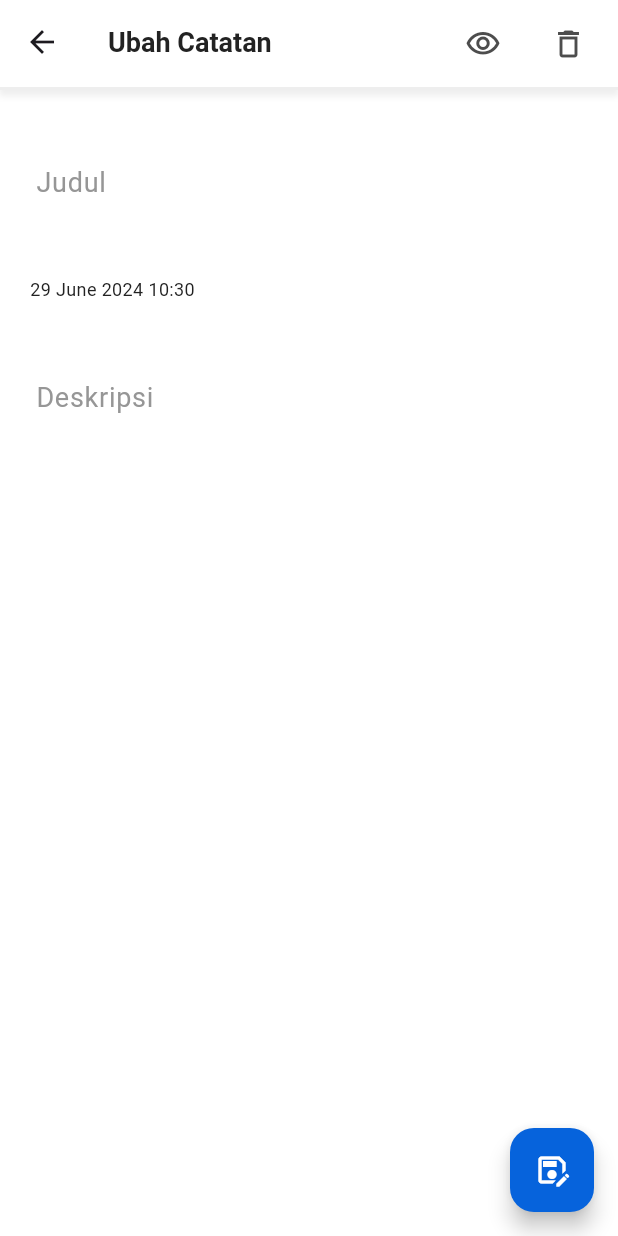
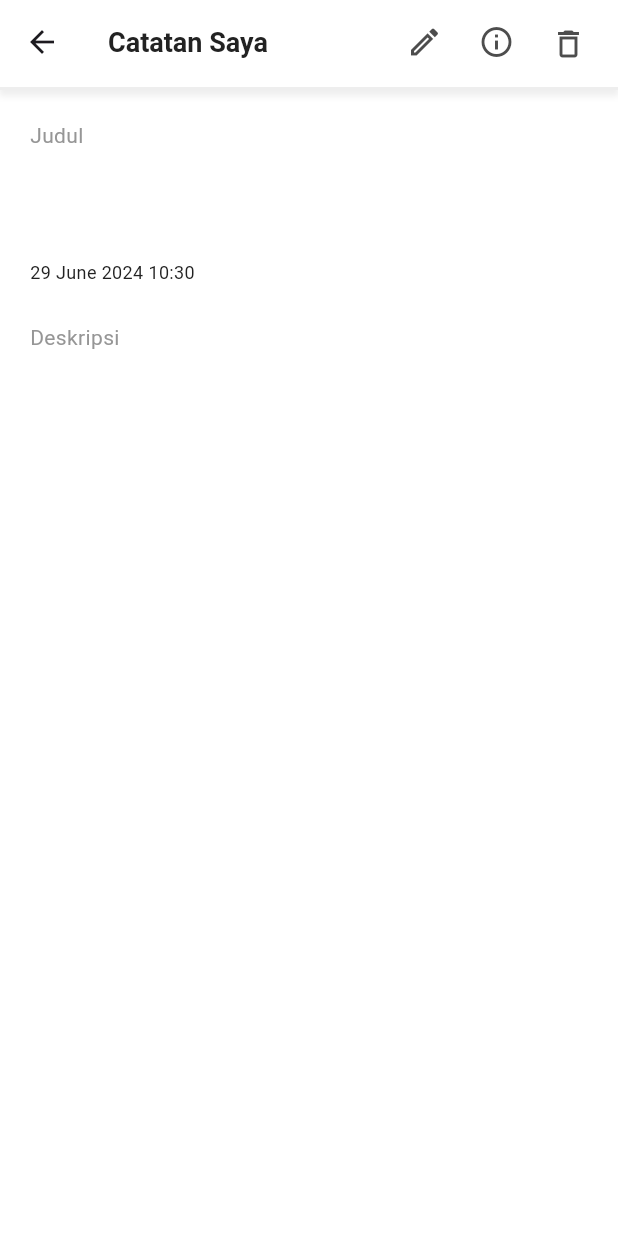
Before and after one commit to andspdev/ambw, a Flutter app: the EditNotes screen opened directly with empty values, on a phone screen of 412 x 824 dp. Run offline on Flutter 3.47's test engine with Material 3 defaults, Android fonts, the phone set to English and light mode, and no system bars; our stand-ins replace hive, hive_flutter; accounts and stored records are empty.

Commit message:
Edit catatan (done)

```diff
--- a/uas/lib/pages/edit_notes.dart
+++ b/uas/lib/pages/edit_notes.dart
@@ -6,7 +6,6 @@ import 'package:uas/constant/styles.dart';
 import 'package:uas/constant/colors.dart';
 import 'package:uas/includes/functions.dart';
 import 'package:uas/model/notes_model.dart';
-import 'package:uas/pages/home_screen.dart';
 
 class EditNotes extends StatefulWidget
 {
@@ -19,9 +18,12 @@ class EditNotes extends StatefulWidget
 
 class _EditNotes extends State<EditNotes>
 {
+  DateTime now = DateTime.now();
   late Box<Notes> notesBox;
   late TextEditingController judulController;
   late TextEditingController deskripsiController;
+
+  bool isModeBaca = true;
 
   @override
   void initState()
@@ -67,6 +69,7 @@ class _EditNotes extends State<EditNotes>
                 note.delete();
 
                 Navigator.pop(context);
+                Navigator.pop(context);
                 snackbarMessage(context, 'Berhasil menghapus catatan Anda');
               },
             ),
@@ -75,12 +78,6 @@ class _EditNotes extends State<EditNotes>
       }
     );
   }
-
-  @override
-  Widget build(BuildContext context)
-  {
-    DateTime now = DateTime.now();
-
 
   Future<void> simpanNote(BuildContext context) async
   {
@@ -95,8 +92,8 @@ class _EditNotes extends State<EditNotes>
     else
     {
       Notes notesSave = Notes(
-          judul: valJudul,
-          deskripsi: valDeskripsi,
+        judul: valJudul.trim(),
+        deskripsi: valDeskripsi.trim(),
         createdAt: widget.note.createdAt,
         updatedAt: now
       );
@@ -112,6 +109,39 @@ class _EditNotes extends State<EditNotes>
   }
 
 
+  void showInformasiCatatan()
+  {
+    showDialog(
+      context: context,
+      builder: (BuildContext context)
+      {
+        return AlertDialog(
+          title: const Text('Informasi Catatan'),
+          backgroundColor: backgroundColor,
+          surfaceTintColor: backgroundColor,
+          content: Text("Dibuat pada: ${DateFormat('d MMMM yyyy HH:mm').format(widget.note.createdAt)}.\nTerakhir diubah: ${DateFormat('d MMMM yyyy HH:mm').format(widget.note.updatedAt)}"),
+          actions: <Widget>[
+            TextButton(
+              style: ButtonStyle(
+                foregroundColor: MaterialStateProperty.all<Color>(primaryColor),
+                surfaceTintColor: MaterialStateProperty.all<Color>(backgroundColor),
+                backgroundColor: MaterialStateProperty.all<Color>(backgroundColor)
+              ),
+              child: const Text('Tutup'),
+              onPressed: () {
+                Navigator.of(context).pop();
+              },
+            )
+          ],
+        );
+      }
+    );
+  }
+
+
+  @override
+  Widget build(BuildContext context)
+  {
     return Scaffold(
     backgroundColor: backgroundColor,
     appBar: PreferredSize(
@@ -137,21 +167,44 @@ class _EditNotes extends State<EditNotes>
         child: AppBar(
           backgroundColor: backgroundColor,
           surfaceTintColor: backgroundColor,
-          title: const Text('Ubah Catatan', style: TextStyle(
+          title: const Text('Catatan Saya', style: TextStyle(
             fontSize: fontSizeAppBar,
             fontWeight: FontWeight.bold,
             color: textBlack
           )),
           elevation: 0,
           actions: [
-            Padding(
-              padding: const EdgeInsets.only(right: 9, top: 2),
-              child: IconButton(
-                onPressed: () => {},
+
+            !isModeBaca ?
+            IconButton(
+              onPressed: () =>
+              {
+                setState(() {
+                  isModeBaca = true;
+                })
+              },
               icon: const Icon(Icons.visibility_outlined, color: textBlackAppBar),
               tooltip: "Mode Baca",
+            )
+            : IconButton(
+              onPressed: () => {
+                setState(() {
+                  isModeBaca = false;
+                })
+              },
+              icon: const Icon(Icons.edit_outlined, color: textBlackAppBar),
+              tooltip: "Mode Tulis",
             ),
+
+
+            IconButton(
+              onPressed: () => showInformasiCatatan(),
+              icon: const Icon(Icons.info_outline, color: textBlackAppBar),
+              tooltip: "Informasi",
             ),
+
+
+
             Padding(
               padding: const EdgeInsets.only(right: 9, top: 2),
               child: IconButton(
@@ -165,7 +218,29 @@ class _EditNotes extends State<EditNotes>
       ),
     ),
 
-    body: Container(
+    body: !isModeBaca ? bodyFormContainer() : modeBacaScroll(),
+
+
+    floatingActionButton:
+
+    !isModeBaca ? FloatingActionButton(
+        onPressed: () => simpanNote(context),
+        backgroundColor: primaryColor,
+        tooltip: "Simpan Catatan",
+        child: const Icon(
+          Icons.save_as_outlined,
+          color: whiteColor
+        ),
+      ) : null
+
+
+    );
+  }
+
+
+  Widget bodyFormContainer()
+  {
+    return Container(
       padding: const EdgeInsets.only(top: paddingContainer),
       child: Column(
         crossAxisAlignment: CrossAxisAlignment.start,
@@ -221,7 +296,7 @@ class _EditNotes extends State<EditNotes>
           Padding(
             padding: const EdgeInsets.all(paddingContainer),
             child: Text(
-                DateFormat('d MMMM yyyy HH:mm').format(now),
+              DateFormat('d MMMM yyyy HH:mm').format(widget.note.updatedAt),
               style: const TextStyle(
                 fontSize: 12,
                 color: textBlack
@@ -277,23 +352,72 @@ class _EditNotes extends State<EditNotes>
               controller: deskripsiController,
             )
           ),
+        ],
+      )
+    );
+  }
+
+  Widget modeBacaScroll()
+  {
+    return SingleChildScrollView(
+      child: Container(
+        padding: const EdgeInsets.all(paddingContainer),
+        child: Column(
+          crossAxisAlignment: CrossAxisAlignment.start,
+          children: [
+
+            const Padding(
+              padding: EdgeInsets.only(bottom: 5),
+              child: Text("Judul", style: TextStyle(
+                color: textBlackSmooth,
+                fontSize: 14
+              )),
+            ),
+
+            Padding(
+              padding: const EdgeInsets.only(bottom: 5),
+              child: Text(judulController.value.text, style: const TextStyle(
+                fontSize: 16,
+                color: textBlack
+              )),
+            ),
+
+
+            const SizedBox(height: 40),
+
+            Text(
+              DateFormat('d MMMM yyyy HH:mm').format(widget.note.updatedAt),
+              style: const TextStyle(
+                fontSize: 12,
+                color: textBlack
+              ),
+            ),
+
+
+            const SizedBox(height: 25),
 
 
 
-          ],
-        )
+            const Padding(
+              padding: EdgeInsets.only(bottom: 5),
+              child: Text("Deskripsi", style: TextStyle(
+                color: textBlackSmooth,
+                fontSize: 14
+              )),
             ),
 
 
-      floatingActionButton: FloatingActionButton(
-        onPressed: () => simpanNote(context),
-        backgroundColor: primaryColor,
-        tooltip: "Simpan Catatan",
-        child: const Icon(
-          Icons.save_as_outlined,
-          color: whiteColor
+            Padding(
+              padding: const EdgeInsets.only(bottom: 5),
+              child: Text(deskripsiController.value.text, style: const TextStyle(
+                fontSize: 16,
+                color: textBlack
+              )),
             ),
-      )
+
+          ],
+        ),
+      ),
     );
   }
 }
```
Lines whose indentation alone changed are shown as unchanged.
